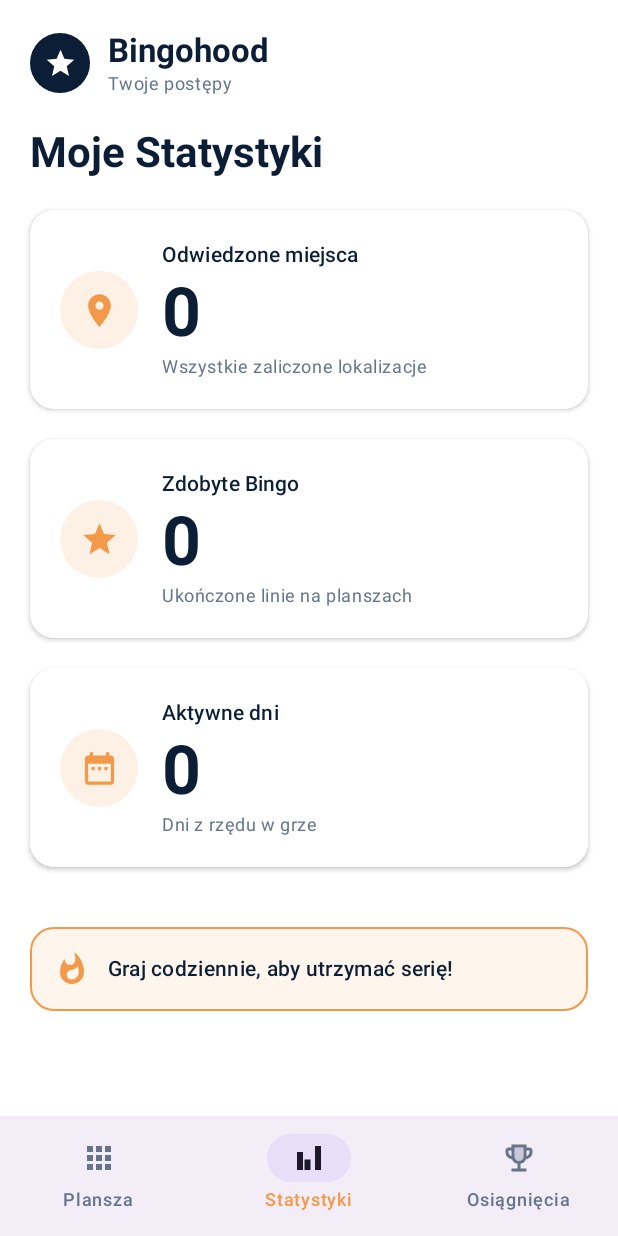
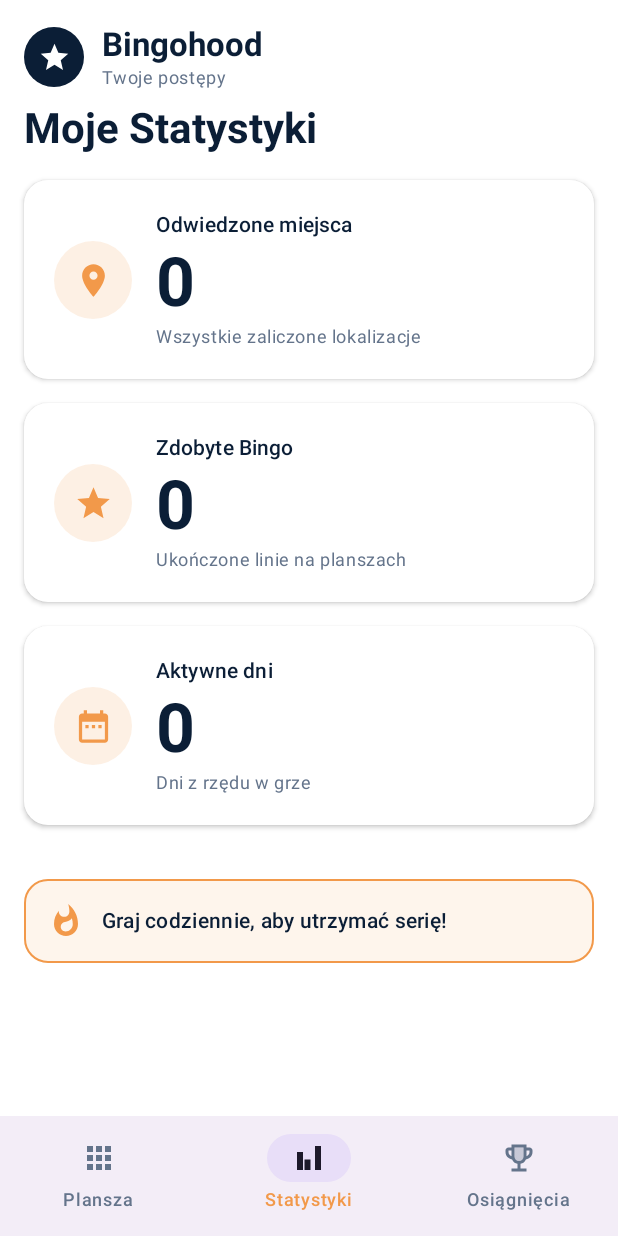
Before and after one commit to Agneshka1/Bingohood, an Android app built with Jetpack Compose: the StatsScreen screen opened through its navigation route, on a phone screen of 412 x 824 dp. Run offline under Robolectric (Android 15) with nearby library versions, the phone set to English and light mode, and no system bars.

Commit message:
fix header alignment and screen padding
Fix BingohoodHeader vertical jumping by enforcing constant height. Unify horizontal padding across StatsScreen and GuideScreen for perfect alignment.

```diff
--- a/app/src/main/java/pl/bingohood/app/stats/StatsScreen.kt
+++ b/app/src/main/java/pl/bingohood/app/stats/StatsScreen.kt
@@ -35,6 +35,7 @@ import androidx.compose.ui.graphics.vector.ImageVector
 import androidx.compose.ui.text.font.FontWeight
 import androidx.compose.ui.tooling.preview.Preview
 import androidx.compose.ui.unit.dp
+import androidx.compose.ui.unit.sp
 import pl.bingohood.app.ui.components.BingohoodHeader
 import pl.bingohood.app.ui.theme.BingohoodTheme
 
@@ -51,17 +52,10 @@ fun StatsScreen(
             modifier = Modifier
                 .fillMaxSize()
                 .verticalScroll(rememberScrollState())
-                .padding(20.dp),
-            verticalArrangement = Arrangement.spacedBy(20.dp)
+                .padding(16.dp),
+            verticalArrangement = Arrangement.spacedBy(16.dp)
         ) {
-            BingohoodHeader(subtitle = "Twoje postępy")
-
-            Text(
-                text = "Moje Statystyki",
-                style = MaterialTheme.typography.headlineMedium,
-                fontWeight = FontWeight.Bold,
-                color = MaterialTheme.colorScheme.primary
-            )
+            HeaderSection()
 
             StatCard(
                 icon = Icons.Default.LocationOn,
@@ -84,10 +78,29 @@ fun StatsScreen(
                 subtitle = "Dni z rzędu w grze"
             )
 
-            Spacer(modifier = Modifier.weight(1f, fill = false))
+            Spacer(modifier = Modifier.height(4.dp))
 
             MotivationalBanner()
         }
+    }
+}
+
+@Composable
+private fun HeaderSection(modifier: Modifier = Modifier) {
+    Column(
+        modifier = modifier.fillMaxWidth(),
+        verticalArrangement = Arrangement.spacedBy(8.dp)
+    ) {
+        BingohoodHeader(subtitle = "Twoje postępy")
+
+        Text(
+            text = "Moje Statystyki",
+            style = MaterialTheme.typography.headlineMedium.copy(
+                fontWeight = FontWeight.Bold,
+                fontSize = 28.sp
+            ),
+            color = MaterialTheme.colorScheme.primary
+        )
     }
 }
 
--- a/app/src/main/java/pl/bingohood/app/ui/components/BingohoodHeader.kt
+++ b/app/src/main/java/pl/bingohood/app/ui/components/BingohoodHeader.kt
@@ -1,4 +1,3 @@
-
 package pl.bingohood.app.ui.components
 
 import androidx.compose.foundation.background
@@ -57,13 +56,11 @@ fun BingohoodHeader(
                 color = MaterialTheme.colorScheme.primary
             )
 
-            if (subtitle != null) {
-                Text(
-                    text = subtitle,
-                    style = MaterialTheme.typography.bodySmall,
-                    color = MaterialTheme.colorScheme.onSurfaceVariant
-                )
-            }
+            Text(
+                text = subtitle ?: " ",
+                style = MaterialTheme.typography.bodySmall,
+                color = MaterialTheme.colorScheme.onSurfaceVariant
+            )
         }
     }
 }
```
